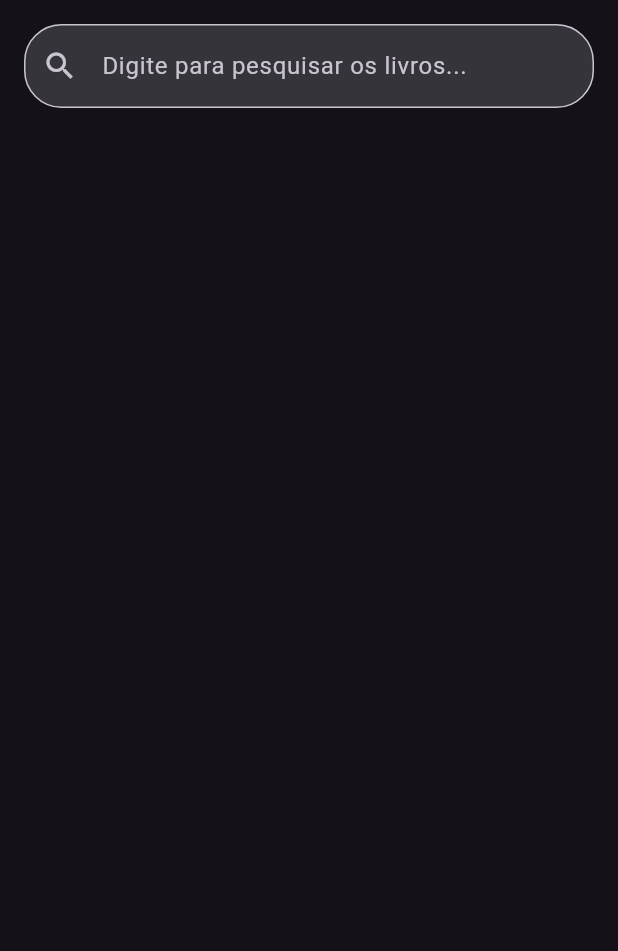
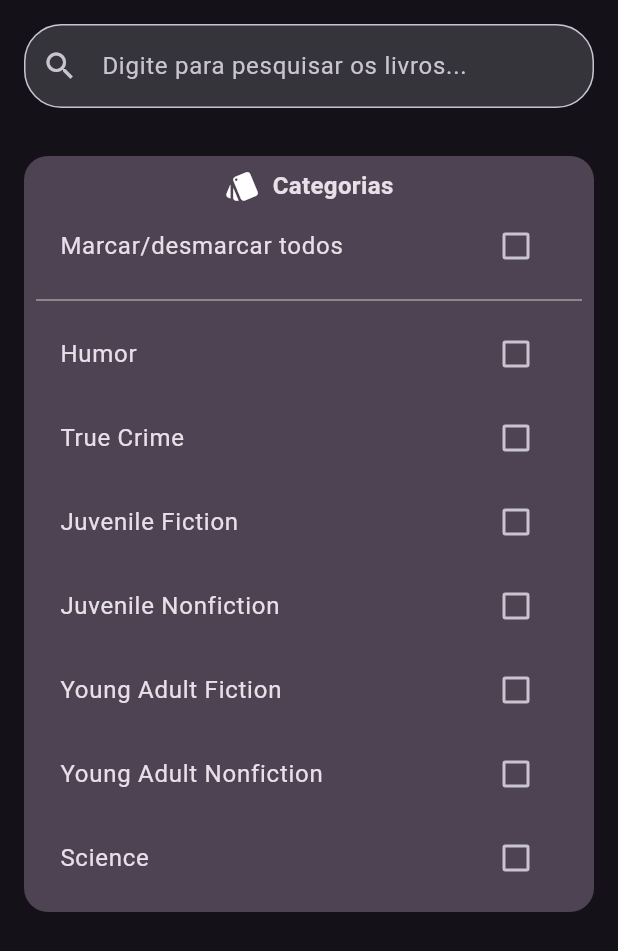
Before and after one commit to thiagocmps/bookmanager-flutter, a Flutter app: the SearchPage screen opened directly with empty values, on a phone screen of 412 x 824 dp. Shown: the top 951 px of the screen. Run offline on Flutter 3.47's test engine with Material 3 defaults, Android fonts, the light colour scheme and no system bars; our stand-ins replace jwt_decoder, shared_preferences; accounts and stored records are empty.

Commit message:
Refactor authentication flow and update API endpoints; add category checkboxes to search page

```diff
--- a/pi_flutter_application/lib/pages/search_page.dart
+++ b/pi_flutter_application/lib/pages/search_page.dart
@@ -1,3 +1,4 @@
+// ignore_for_file: prefer_const_constructors, prefer_const_literals_to_create_immutables
 import 'package:flutter/material.dart';
 import 'package:http/http.dart' as http;
 import 'dart:convert';
@@ -15,6 +16,7 @@ class _SearchPageState extends State<SearchPage> {
   final TextEditingController _searchController = TextEditingController();
   final List<dynamic> _searchResults = [];
   bool _isLoading = false;
+  bool? isChecked = false;
 
   Future<void> _searchApi(String query) async {
     if (query.isEmpty) {
@@ -84,13 +86,112 @@ class _SearchPageState extends State<SearchPage> {
                 fillColor:
                     Theme.of(context).colorScheme.surfaceContainerHighest,
               ),
-              onChanged: (value) {
+              /* onChanged: (value) {
                 Future.delayed(const Duration(milliseconds: 500), () {
                   if (value == _searchController.text) {
                     _searchApi(value);
                   }
                 });
-              },
+              }, */
+            ),
+          ),
+          Padding(
+            padding: const EdgeInsets.all(16.0),
+            child: Container(
+              // ignore: sort_child_properties_last
+              child: Padding(
+                padding: const EdgeInsets.all(8.0),
+                child: Column(
+                  mainAxisAlignment: MainAxisAlignment.center,
+                  children: [
+                    Row(
+                      mainAxisAlignment: MainAxisAlignment.center,
+                      children: [
+                        Icon(Icons.style),
+                        SizedBox(width: 8),
+                        Text(
+                          'Categorias',
+                          style: TextStyle(
+                              fontSize: 16, fontWeight: FontWeight.bold),
+                        ),
+                      ],
+                    ),
+                    CheckboxListTile(
+                        title: const Text('Marcar/desmarcar todos'),
+                        value: isChecked,
+                        onChanged: (newBool) {
+                          setState(() {
+                            isChecked = newBool;
+                          });
+                        }),
+                    Divider(
+                      thickness: 1,
+                      color: Colors.grey,
+                    ),
+                    CheckboxListTile(
+                        title: const Text('Humor'),
+                        value: isChecked,
+                        onChanged: (newBool) {
+                          setState(() {
+                            isChecked = newBool;
+                          });
+                        }),
+                    CheckboxListTile(
+                        title: const Text('True Crime'),
+                        value: isChecked,
+                        onChanged: (newBool) {
+                          setState(() {
+                            isChecked = newBool;
+                          });
+                        }),
+                    CheckboxListTile(
+                        title: const Text('Juvenile Fiction'),
+                        value: isChecked,
+                        onChanged: (newBool) {
+                          setState(() {
+                            isChecked = newBool;
+                          });
+                        }),
+                    CheckboxListTile(
+                        title: const Text('Juvenile Nonfiction'),
+                        value: isChecked,
+                        onChanged: (newBool) {
+                          setState(() {
+                            isChecked = newBool;
+                          });
+                        }),
+                    CheckboxListTile(
+                        title: const Text('Young Adult Fiction'),
+                        value: isChecked,
+                        onChanged: (newBool) {
+                          setState(() {
+                            isChecked = newBool;
+                          });
+                        }),
+                    CheckboxListTile(
+                        title: const Text('Young Adult Nonfiction'),
+                        value: isChecked,
+                        onChanged: (newBool) {
+                          setState(() {
+                            isChecked = newBool;
+                          });
+                        }),
+                    CheckboxListTile(
+                        title: const Text('Science'),
+                        value: isChecked,
+                        onChanged: (newBool) {
+                          setState(() {
+                            isChecked = newBool;
+                          });
+                        }),
+                  ],
+                ),
+              ),
+              width: double.infinity,
+              decoration: BoxDecoration(
+                color: const Color.fromARGB(72, 225, 190, 231),
+                borderRadius: BorderRadius.circular(16.0),
+              ),
             ),
           ),
           Expanded(
--- a/pi_flutter_application/lib/screens/register_screen.dart
+++ b/pi_flutter_application/lib/screens/register_screen.dart
@@ -24,7 +24,7 @@ class _RegisterPageState extends State<RegisterPage> {
 
       try {
         final response = await http.post(
-          Uri.parse('http://172.23.113.226:5000/users/register/'),
+          Uri.parse('http://192.168.1.217:5000/users/register/'),
           headers: {'Content-Type': 'application/json'},
           body: jsonEncode(reqBody),
         );
--- a/pi_flutter_application/pubspec.yaml
+++ b/pi_flutter_application/pubspec.yaml
@@ -10,7 +10,7 @@ dependencies:
   flutter:
     sdk: flutter
   http: ^1.2.2
-  shared_preferences: ^2.0.13
+  shared_preferences: ^2.3.5
   jwt_decoder: ^2.0.1
 
 dev_dependencies:
```
Also changed, not shown: pi_flutter_application/lib/main.dart (+10 -3 lines), pi_flutter_application/lib/screens/login_screen.dart (+11 -9 lines), pi_flutter_application/pubspec.lock, 1 other file.
